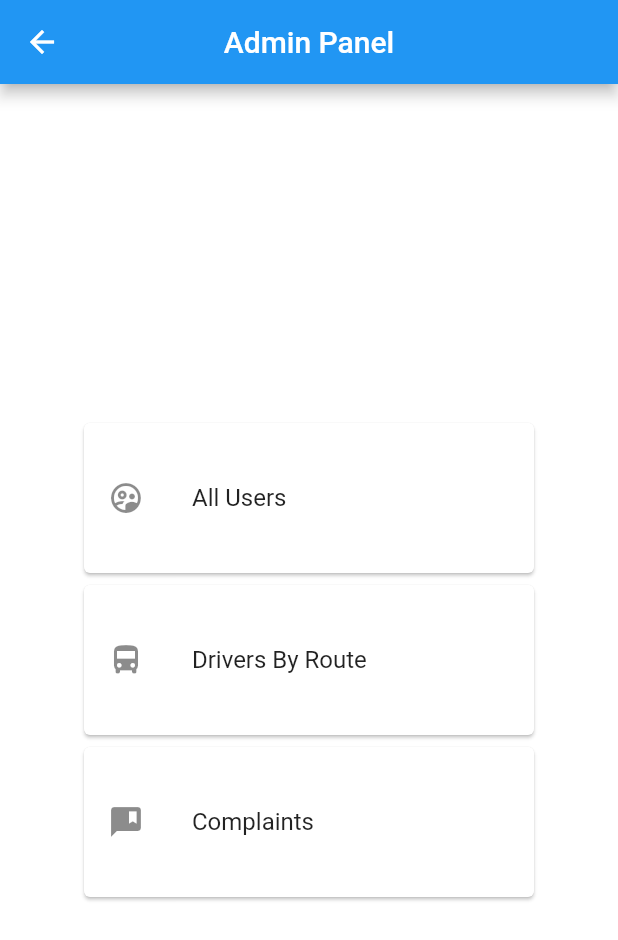
After one commit to Rahal-Kanishka/mobile_application_for_buses, a Flutter app: the AdminPanel screen opened by its route, on a phone screen of 412 x 824 dp. The commit adds this screen. Shown: the top 940 px of the screen. Run offline on Flutter 3.47's test engine with Material 2 defaults, Android fonts, the phone set to English and light mode, and no system bars; our stand-ins replace flutter_speed_dial, google_maps_flutter, location; missing offline and left inert: dart:ffi, global_configuration, google_map_polyline, permission, progress_indicator_button; accounts and stored records are empty.

Commit message:
admin panel with user list table added

```diff
--- a/lib/main.dart
+++ b/lib/main.dart
@@ -9,6 +9,8 @@ import 'package:flutter_with_maps/common/user_session.dart';
 import 'package:flutter_with_maps/models/DriverProfile.dart';
 import 'package:flutter_with_maps/models/user.dart';
 import 'package:flutter_with_maps/pages/about_us.dart';
+import 'package:flutter_with_maps/pages/admin/admin_panel.dart';
+import 'package:flutter_with_maps/pages/admin/user_list_table.dart';
 import 'package:flutter_with_maps/pages/bus_selection.dart';
 import 'package:flutter_with_maps/pages/complaint.dart';
 import 'package:flutter_with_maps/pages/driver/driver_home.dart';
@@ -49,6 +51,8 @@ void main() async {
         '/user_panel': (context) => UserPanel(),
         '/driver_navigate': (context) => DriverNavigation(),
         '/about_us': (context) => AboutUs(),
+        '/admin_panel': (context) => AdminPanel(),
+        '/user_list': (context) => UserListTable(),
       },
     ));
   } catch (e) {
--- /dev/null
+++ b/lib/pages/admin/admin_panel.dart
@@ -0,0 +1,75 @@
+import 'package:flutter/material.dart';
+
+class AdminPanel extends StatefulWidget {
+  @override
+  _AdminPanelState createState() => _AdminPanelState();
+}
+
+class _AdminPanelState extends State<AdminPanel> {
+  @override
+  Widget build(BuildContext context) {
+    return Scaffold(
+      appBar: AppBar(
+        title: Text('Admin Panel'),
+        centerTitle: true,
+      ),
+      body: Container(
+        padding: new EdgeInsets.all(10.0),
+        color: Colors.white,
+        alignment: Alignment.center,
+        child: SingleChildScrollView(
+          child: Column(
+            children: generateAdminOptionCards(context),
+          ),
+        )
+      ),
+    );
+  }
+
+  @override
+  void initState() {
+    // TODO: implement initState
+    super.initState();
+  }
+
+  @override
+  void dispose() {
+    // TODO: implement dispose
+    super.dispose();
+  }
+
+  List<Widget> generateAdminOptionCards(BuildContext context) {
+    List<Widget> cardList = new List();
+    Card usersCard = getCard('All Users', Icons.supervised_user_circle_outlined, ()=> {
+      Navigator.pushNamed(context, '/user_list')
+    });
+    Card driversCard = getCard('Drivers By Route', Icons.directions_bus, ()=> {  print(' drivers')});
+    Card complaintsCard = getCard('Complaints', Icons.comment_bank, ()=> {  print('complaints')});
+    cardList.addAll([usersCard, driversCard, complaintsCard]);
+    return cardList;
+  }
+
+  // get card dynamically with tap action
+  Card getCard(String cardTitle, IconData icon, VoidCallback callback) {
+    Card driversCard = new Card(
+      child: InkWell(
+        splashColor: Colors.blue.withAlpha(30),
+        onTap: () {
+          print('Card tapped.');
+          callback();
+        },
+        child: Container(
+          width: 300,
+          height: 100,
+          alignment: Alignment.center,
+          child: ListTile(
+            leading: Icon(icon),
+            title: Text(cardTitle),
+          ),
+        ),
+      ),
+    );
+    return driversCard;
+  }
+
+}
--- a/lib/pages/driver/driver_navigate.dart
+++ b/lib/pages/driver/driver_navigate.dart
@@ -85,9 +85,9 @@ class _DriverNavigationState extends State<DriverNavigation> {
 
   Future<void> getDriverDetailsAndStartJourney(String driverID) async {
     // find the driver profile
-     driverProfile =  (await Common.getDriverProfile(driverID));
-     // change journey status in database
-     this.changeJourneyStatus(true);
+    driverProfile = (await Common.getDriverProfile(driverID));
+    // change journey status in database
+    this.changeJourneyStatus(true);
   }
 
   Future<void> getDriverDeviceLocationPermission() async {
--- a/lib/pages/login.dart
+++ b/lib/pages/login.dart
@@ -87,6 +87,8 @@ class _LoginState extends State<Login> {
                                 this.navigateToDriverHome();
                               } else if(value[2]['type']['name'] == 'General') {
                                 this.navigateToUserPanel();
+                              } else if(value[2]['type']['name'] == 'Admin') {
+                                this.navigateToAdminPanel();
                               } else {
                                 this.navigateToWelcome();
                               }
@@ -150,4 +152,8 @@ class _LoginState extends State<Login> {
   void navigateToUserPanel(){
     Navigator.pushNamed(context, '/user_panel');
   }
+
+  void navigateToAdminPanel(){
+    Navigator.pushNamed(context, '/admin_panel');
+  }
 }
```
Also changed, not shown: lib/pages/admin/user_list_table.dart (added, +130 -0 lines).
